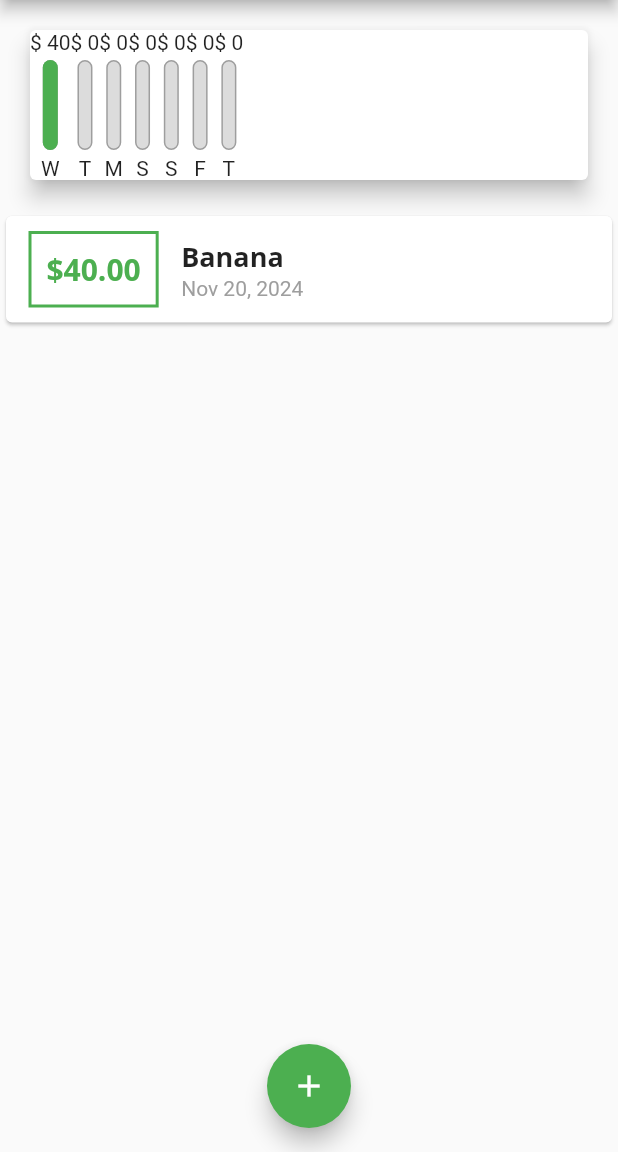
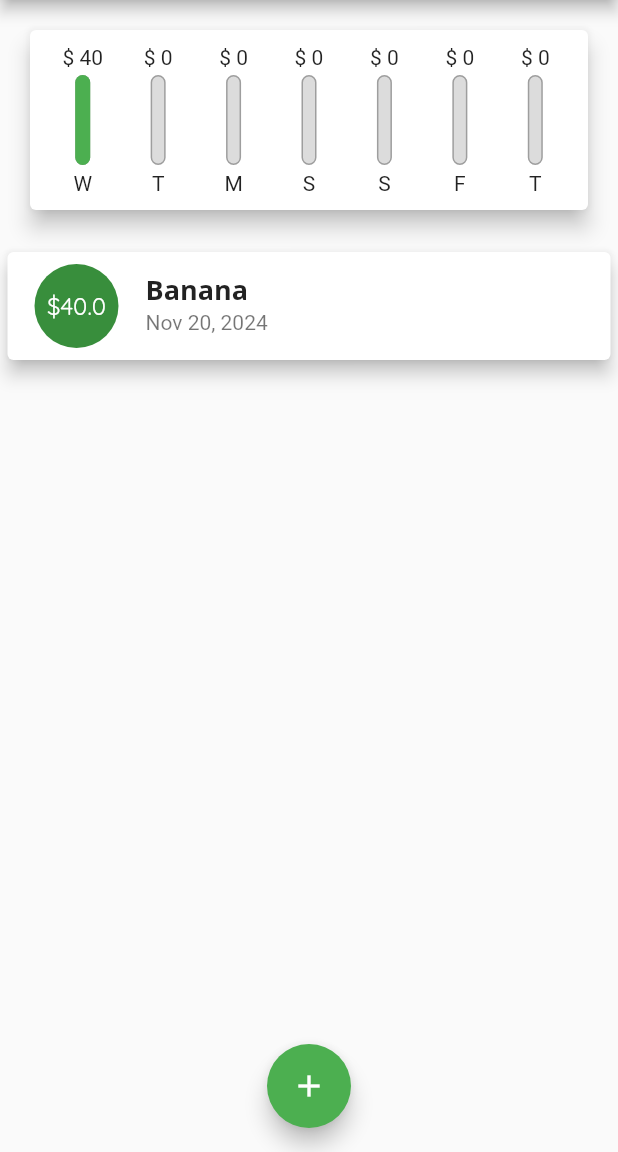
Before and after one commit to HeshmatGhaffariHadid/Expense-Recorder, a Flutter app: the screen it shows after launch, on a phone screen of 412 x 824 dp, the part 84-1236 px from its top. Run offline on Flutter 3.47's test engine with Material 2 defaults, Android fonts, the phone set to English and light mode, and no system bars.

Commit message:
Refined the UI

```diff
--- a/lib/chart.dart
+++ b/lib/chart.dart
@@ -38,16 +38,22 @@ class Chart extends StatelessWidget {
   Widget build(BuildContext context) {
     return Card(
       elevation: 6,
-      margin: EdgeInsets.all(20),
+      margin: const EdgeInsets.all(20),
+      child: Padding(
+        padding: const EdgeInsets.all(10),
         child: Row(
-        // mainAxisAlignment: MainAxisAlignment.spaceEvenly,
+          mainAxisAlignment: MainAxisAlignment.spaceAround,
           children: groupedTransactionValues.map((data) {
-          return ChartBar(
+            return Flexible(
+              fit: FlexFit.tight,
+              child: ChartBar(
                   data['day'].toString(),
                   data['amount'] as double,
                   (data['amount'] as double) / totalSpending,
+              ),
             );
           }).toList(),
+        ),
       ),
     );
   }
--- a/lib/chart_bar.dart
+++ b/lib/chart_bar.dart
@@ -9,9 +9,10 @@ final double spendingPctOfTotal;
   Widget build(BuildContext context) {
     return Column(
       children: [
-        Text('\$ ${spendingAmount.toStringAsFixed(0)}'),
-        SizedBox(height: 4),
-        Container(
+        FittedBox(
+            child: Text('\$ ${spendingAmount.toStringAsFixed(0)}')),
+        const SizedBox(height: 4),
+        SizedBox(
           height: 60,
           width: 10,
           child: Stack(
@@ -19,7 +20,7 @@ final double spendingPctOfTotal;
               Container(
                 decoration: BoxDecoration(
                   border: Border.all(color: Colors.grey, width: 1.0),
-                  color: Color.fromRGBO(220, 220, 220, 1),
+                  color: const Color.fromRGBO(220, 220, 220, 1),
                   borderRadius: BorderRadius.circular(10),
                 ),
               ),
@@ -33,7 +34,7 @@ final double spendingPctOfTotal;
 
           ),
         ),
-        SizedBox(height: 4),
+        const SizedBox(height: 4),
         Text(label)
       ],
     );
--- a/lib/widgets/transaction_list.dart
+++ b/lib/widgets/transaction_list.dart
@@ -8,54 +8,30 @@ class TransactionList extends StatelessWidget {
 
   @override
   Widget build(BuildContext context) {
-    return Container(
+    return SizedBox(
       height: 300,
       child: transaction.isEmpty ? Column(
         children: [
-          Text('No transactions added yet!',style: TextStyle(fontFamily: 'OpenSans',fontSize: 18,fontWeight: FontWeight.bold)),
-          SizedBox(height: 10),
-          Container(
+          const Text('No transactions added yet!',style: TextStyle(fontFamily: 'OpenSans',fontSize: 18,fontWeight: FontWeight.bold)),
+          const SizedBox(height: 10),
+          SizedBox(
             height: 200,
               child: Image.asset('assets/images/waiting.png',fit: BoxFit.cover)),
         ],
       ) : ListView.builder(itemBuilder: (ctx, index) {
         return Card(
-          child: Row(
-            children: [
-              Container(
-                margin:
-                    const EdgeInsets.symmetric(vertical: 10, horizontal: 15),
-                padding: const EdgeInsets.all(10),
-                decoration: BoxDecoration(
-                  border: Border.all(color: Theme.of(context).primaryColor, width: 2),
-                ),
-                child: Text(
-                  '\$${transaction[index].amount.toStringAsFixed(2)}',
-                  style: TextStyle(
-                    fontSize: 20,
-                    fontFamily: 'OpenSans',
-                    fontWeight: FontWeight.bold,
-                    color: Theme.of(context).primaryColor,
-                  ),
-                ),
+          elevation: 5,
+          margin: const EdgeInsets.symmetric(vertical: 8, horizontal: 5),
+          child: ListTile(
+            leading: CircleAvatar(
+              radius: 30,
+              child:Padding(
+                padding: const EdgeInsets.all(6),
+                child: FittedBox(child: Text('\$${transaction[index].amount}')),
               ),
-              Column(
-                crossAxisAlignment: CrossAxisAlignment.start,
-                children: [
-                  Text(
-                    transaction[index].title,
-                    style: Theme.of(context).textTheme.titleLarge
-                  ),
-                  Text(
-                    //Formatting the date
-                    DateFormat.yMMMd().format(transaction[index].date),
-                    style: const TextStyle(
-                      color: Colors.grey,
-                    ),
-                  ),
-                ],
-              ),
-            ],
+            ),
+            title: Text(transaction[index].title, style: Theme.of(context).textTheme.titleLarge,),
+            subtitle: Text(DateFormat.yMMMd().format(transaction[index].date)),
           ),
         );
       },
```
Lines whose indentation alone changed are shown as unchanged.
